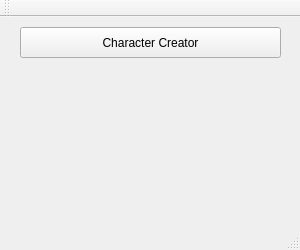
Qt form Fallout_PNP_Multitool/mainwindow.ui (jdcsen/fallout_PNP_multitool) before a commit.
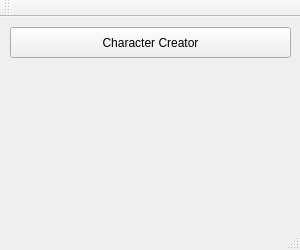
The same form after that commit.

The edit to the form file:
```diff
--- a/Fallout_PNP_Multitool/mainwindow.ui
+++ b/Fallout_PNP_Multitool/mainwindow.ui
@@ -29,9 +29,9 @@
    <widget class="QPushButton" name="char_create_button">
     <property name="geometry">
      <rect>
-      <x>20</x>
+      <x>10</x>
       <y>10</y>
-      <width>261</width>
+      <width>281</width>
       <height>31</height>
      </rect>
     </property>
```
Left out of the diff: 2 changed lines with no effect on the pictures.
